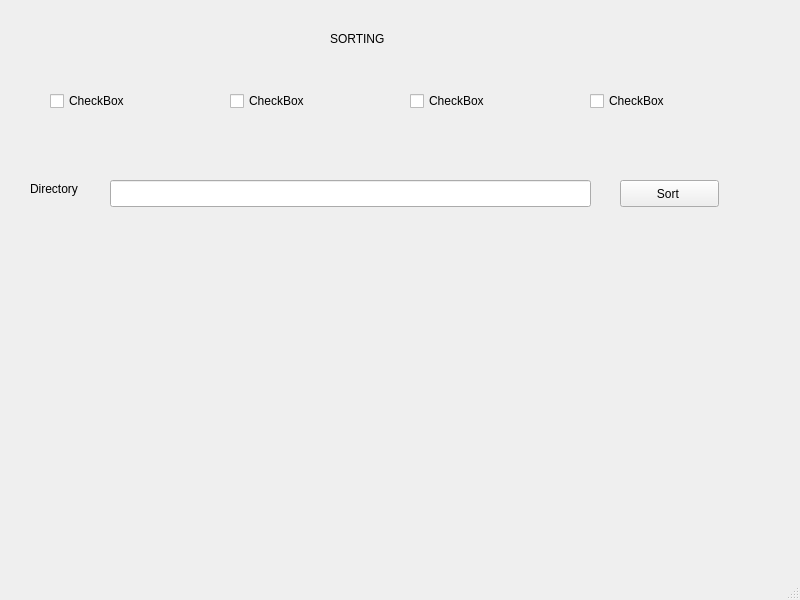
Before: the Qt Designer form mainwindow3.ui in haanh764/Unix_Part1, drawn with Qt 5.
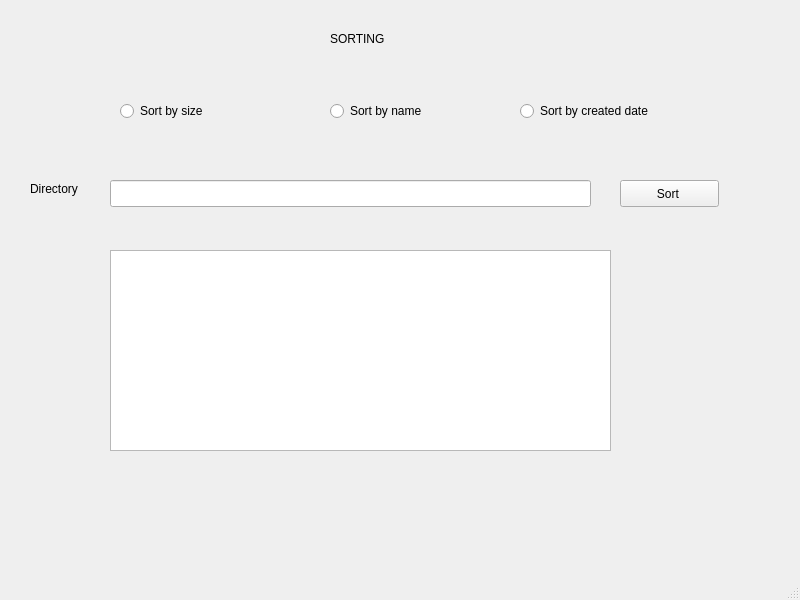
After: the same form once the commit is applied.

Commit message: Update Sort feature

The edit to the form file:
```diff
--- a/mainwindow3.ui
+++ b/mainwindow3.ui
@@ -63,57 +63,54 @@
      <string>Sort </string>
     </property>
    </widget>
-   <widget class="QCheckBox" name="checkBox">
+   <widget class="QRadioButton" name="radioButton">
     <property name="geometry">
      <rect>
-      <x>50</x>
-      <y>90</y>
-      <width>97</width>
+      <x>120</x>
+      <y>100</y>
+      <width>117</width>
       <height>22</height>
      </rect>
     </property>
     <property name="text">
-     <string>CheckBox</string>
+     <string>Sort by size</string>
     </property>
    </widget>
-   <widget class="QCheckBox" name="checkBox_2">
+   <widget class="QRadioButton" name="radioButton_2">
     <property name="geometry">
      <rect>
-      <x>230</x>
-      <y>90</y>
-      <width>97</width>
+      <x>330</x>
+      <y>100</y>
+      <width>117</width>
       <height>22</height>
      </rect>
     </property>
     <property name="text">
-     <string>CheckBox</string>
+     <string>Sort by name</string>
     </property>
    </widget>
-   <widget class="QCheckBox" name="checkBox_3">
+   <widget class="QRadioButton" name="radioButton_3">
     <property name="geometry">
      <rect>
-      <x>410</x>
-      <y>90</y>
-      <width>97</width>
+      <x>520</x>
+      <y>100</y>
+      <width>181</width>
       <height>22</height>
      </rect>
     </property>
     <property name="text">
-     <string>CheckBox</string>
+     <string>Sort by created date</string>
     </property>
    </widget>
-   <widget class="QCheckBox" name="checkBox_4">
+   <widget class="QTextEdit" name="textEdit">
     <property name="geometry">
      <rect>
-      <x>590</x>
-      <y>90</y>
-      <width>97</width>
-      <height>22</height>
+      <x>110</x>
+      <y>250</y>
+      <width>501</width>
+      <height>201</height>
      </rect>
     </property>
-    <property name="text">
-     <string>CheckBox</string>
-    </property>
    </widget>
   </widget>
   <widget class="QMenuBar" name="menubar">
```
The commit also changes 7 other files.
